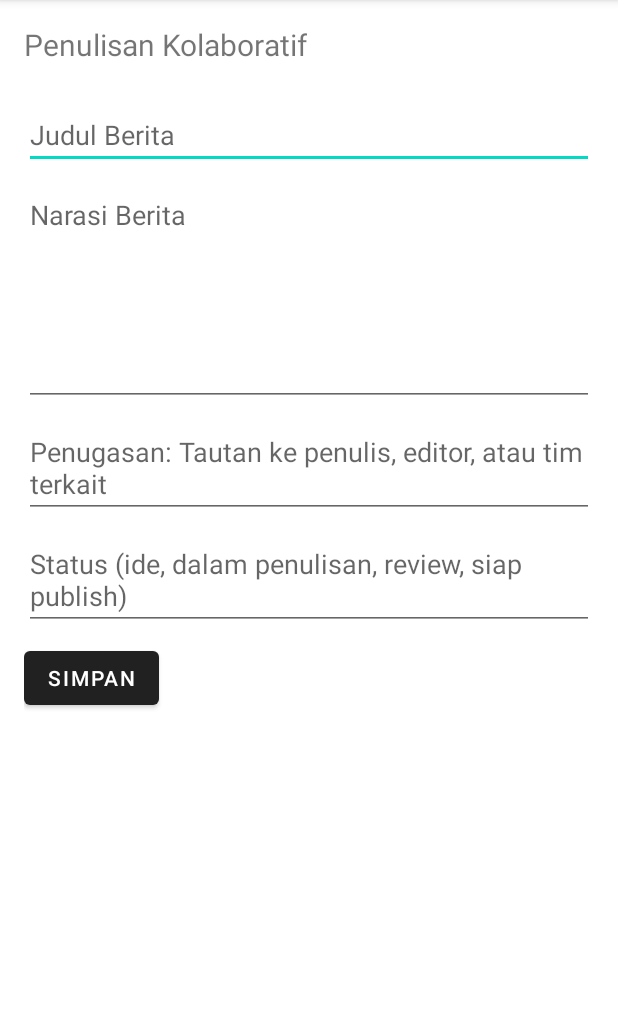
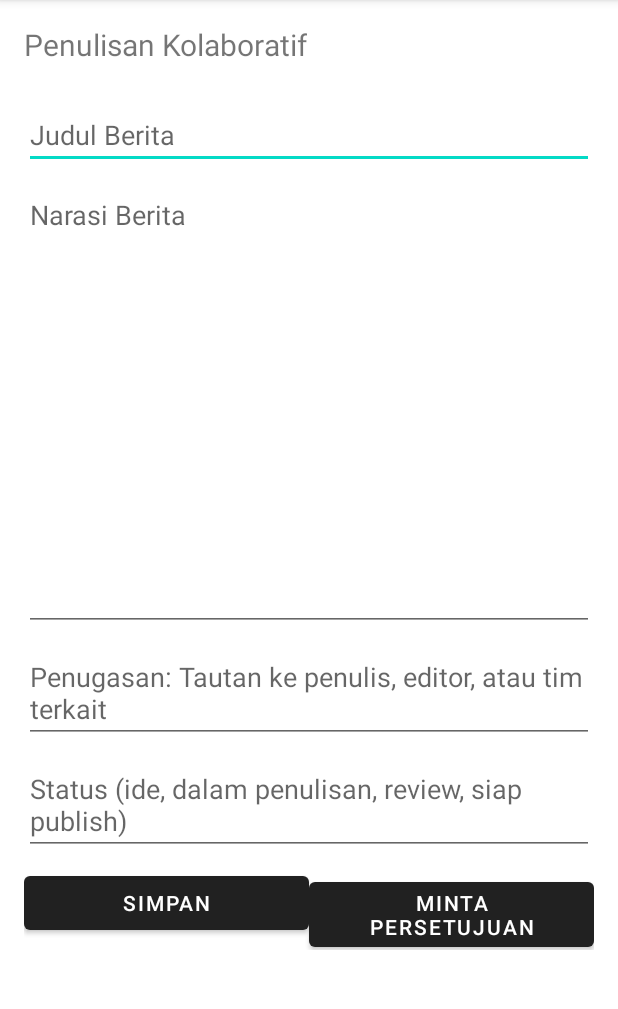
Before and after one commit to cicero78M/PenmasNews, an Android app: the CollaborativeEditorActivity screen opened directly, with no data from a screen before it, on a phone screen of 412 x 824 dp, the part 84-1093 px from its top. Run offline under Robolectric (Android 15) with nearby library versions, the phone set to English and light mode, and no system bars.

Commit message:
Add approval request workflow and UI updates

```diff
--- a/app/src/main/AndroidManifest.xml
+++ b/app/src/main/AndroidManifest.xml
@@ -20,6 +20,7 @@
         <activity android:name=".ui.WorkflowManagerActivity" />
         <activity android:name=".ui.CMSIntegrationActivity" />
         <activity android:name=".ui.AnalyticsDashboardActivity" />
+        <activity android:name=".ui.ApprovalListActivity" />
     </application>
 
 </manifest>
--- a/app/src/main/java/com/example/penmasnews/ui/EditorialCalendarAdapter.kt
+++ b/app/src/main/java/com/example/penmasnews/ui/EditorialCalendarAdapter.kt
@@ -3,7 +3,7 @@ package com.example.penmasnews.ui
 import android.view.LayoutInflater
 import android.view.View
 import android.view.ViewGroup
-import android.widget.Button
+import android.widget.ImageButton
 import androidx.appcompat.app.AlertDialog
 import android.widget.TextView
 import androidx.recyclerview.widget.RecyclerView
@@ -20,7 +20,7 @@ class EditorialCalendarAdapter(
         val dateText: TextView = view.findViewById(R.id.textDate)
         val titleText: TextView = view.findViewById(R.id.textTitle)
         val notesText: TextView = view.findViewById(R.id.textNotes)
-        val actionButton: Button = view.findViewById(R.id.buttonAction)
+        val actionButton: ImageButton = view.findViewById(R.id.buttonAction)
     }
 
     override fun onCreateViewHolder(parent: ViewGroup, viewType: Int): ViewHolder {
--- a/app/src/main/res/layout/activity_collaborative_editor.xml
+++ b/app/src/main/res/layout/activity_collaborative_editor.xml
@@ -26,7 +26,7 @@
         <EditText
             android:id="@+id/editNarrative"
             android:layout_width="match_parent"
-            android:layout_height="150dp"
+            android:layout_height="300dp"
             android:hint="@string/hint_narrative"
             android:gravity="top"
             android:inputType="textMultiLine"
@@ -46,11 +46,25 @@
             android:hint="@string/hint_status"
             android:layout_marginTop="8dp" />
 
-        <Button
-            android:id="@+id/buttonSave"
-            android:layout_width="wrap_content"
+        <LinearLayout
+            android:layout_width="match_parent"
             android:layout_height="wrap_content"
-            android:text="@string/action_save"
-            android:layout_marginTop="8dp" />
+            android:orientation="horizontal"
+            android:layout_marginTop="8dp">
+
+            <Button
+                android:id="@+id/buttonSave"
+                android:layout_width="0dp"
+                android:layout_height="wrap_content"
+                android:layout_weight="1"
+                android:text="@string/action_save" />
+
+            <Button
+                android:id="@+id/buttonRequestApproval"
+                android:layout_width="0dp"
+                android:layout_height="wrap_content"
+                android:layout_weight="1"
+                android:text="@string/action_request_approval" />
+        </LinearLayout>
     </LinearLayout>
 </ScrollView>
--- a/app/src/main/res/values/strings.xml
+++ b/app/src/main/res/values/strings.xml
@@ -43,4 +43,5 @@
     <string name="hint_suggested_title">Saran Judul Berita</string>
     <string name="hint_generated_narrative">Narasi Hasil AI</string>
     <string name="hint_generated_summary">Ringkasan Hasil AI</string>
+    <string name="action_request_approval">Minta Persetujuan</string>
 </resources>
```
Also changed, not shown: app/src/main/java/com/example/penmasnews/model/ApprovalStorage.kt (added, +45 -0 lines), app/src/main/java/com/example/penmasnews/ui/ApprovalListActivity.kt (added, +25 -0 lines), app/src/main/java/com/example/penmasnews/ui/CollaborativeEditorActivity.kt (+21 -0 lines), app/src/main/res/layout/activity_approval_list.xml (added, +19 -0 lines), app/src/main/res/layout/item_editorial_event.xml (+13 -4 lines).
